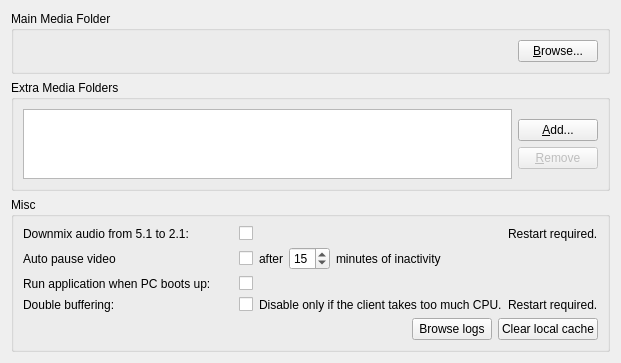
networkoptix/nx_open, file client/src/ui/widgets/settings/general_preferences_widget.ui: the form before one commit.
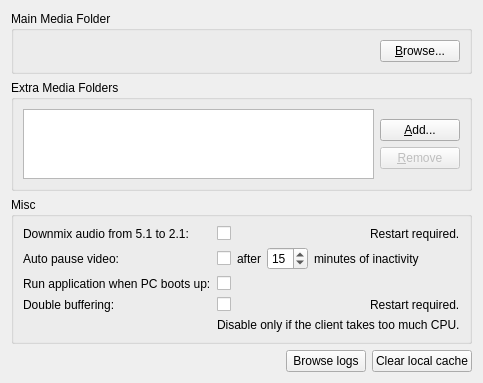
The form after the commit.

Patch:
```diff
--- a/client/src/ui/widgets/settings/general_preferences_widget.ui
+++ b/client/src/ui/widgets/settings/general_preferences_widget.ui
@@ -6,14 +6,14 @@
    <rect>
     <x>0</x>
     <y>0</y>
-    <width>580</width>
-    <height>353</height>
+    <width>427</width>
+    <height>360</height>
    </rect>
   </property>
   <property name="windowTitle">
    <string/>
   </property>
-  <layout class="QVBoxLayout" name="verticalLayout" stretch="0,1,0">
+  <layout class="QVBoxLayout" name="verticalLayout" stretch="0,1,0,0">
    <item>
     <widget class="QGroupBox" name="mainMediaFolderGroupBox">
      <property name="sizePolicy">
@@ -117,30 +117,15 @@
      <property name="title">
       <string>Misc</string>
      </property>
-     <layout class="QFormLayout" name="formLayout_2">
-      <property name="fieldGrowthPolicy">
-       <enum>QFormLayout::AllNonFixedFieldsGrow</enum>
-      </property>
-      <item row="1" column="0">
+     <layout class="QGridLayout" name="gridLayout">
+      <item row="0" column="0">
        <widget class="QLabel" name="label_4">
-        <property name="sizePolicy">
-         <sizepolicy hsizetype="Fixed" vsizetype="Preferred">
-          <horstretch>0</horstretch>
-          <verstretch>0</verstretch>
-         </sizepolicy>
-        </property>
-        <property name="minimumSize">
-         <size>
-          <width>210</width>
-          <height>0</height>
-         </size>
-        </property>
         <property name="text">
          <string>Downmix audio from 5.1 to 2.1:</string>
         </property>
        </widget>
       </item>
-      <item row="1" column="1">
+      <item row="0" column="1">
        <layout class="QHBoxLayout" name="horizontalLayout_8" stretch="1,0">
         <item>
          <widget class="QCheckBox" name="downmixAudioCheckBox">
@@ -158,26 +143,14 @@
         </item>
        </layout>
       </item>
-      <item row="2" column="0">
+      <item row="1" column="0">
        <widget class="QLabel" name="pauseOnInactivityLabel">
-        <property name="sizePolicy">
-         <sizepolicy hsizetype="Fixed" vsizetype="Preferred">
-          <horstretch>0</horstretch>
-          <verstretch>0</verstretch>
-         </sizepolicy>
-        </property>
-        <property name="minimumSize">
-         <size>
-          <width>210</width>
-          <height>0</height>
-         </size>
-        </property>
         <property name="text">
-         <string>Auto pause video</string>
+         <string>Auto pause video:</string>
         </property>
        </widget>
       </item>
-      <item row="2" column="1">
+      <item row="1" column="1">
        <layout class="QHBoxLayout" name="pauseOnInactivityLayout">
         <item>
          <widget class="QCheckBox" name="pauseOnInactivityCheckBox">
@@ -246,53 +219,29 @@
         </item>
        </layout>
       </item>
-      <item row="3" column="0">
+      <item row="2" column="0">
        <widget class="QLabel" name="autoStartLabel">
-        <property name="sizePolicy">
-         <sizepolicy hsizetype="Fixed" vsizetype="Preferred">
-          <horstretch>0</horstretch>
-          <verstretch>0</verstretch>
-         </sizepolicy>
-        </property>
-        <property name="minimumSize">
-         <size>
-          <width>210</width>
-          <height>0</height>
-         </size>
-        </property>
         <property name="text">
          <string>Run application when PC boots up:</string>
         </property>
        </widget>
       </item>
-      <item row="3" column="1">
+      <item row="2" column="1">
        <widget class="QCheckBox" name="autoStartCheckBox">
         <property name="text">
          <string/>
         </property>
        </widget>
       </item>
-      <item row="4" column="0">
+      <item row="3" column="0">
        <widget class="QLabel" name="doubleBufferLabel">
-        <property name="sizePolicy">
-         <sizepolicy hsizetype="Fixed" vsizetype="Preferred">
-          <horstretch>0</horstretch>
-          <verstretch>0</verstretch>
-         </sizepolicy>
-        </property>
-        <property name="minimumSize">
-         <size>
-          <width>210</width>
-          <height>0</height>
-         </size>
-        </property>
         <property name="text">
          <string>Double buffering:</string>
         </property>
        </widget>
       </item>
-      <item row="4" column="1">
-       <layout class="QHBoxLayout" name="horizontalLayout_10" stretch="1,0,0">
+      <item row="3" column="1">
+       <layout class="QHBoxLayout" name="horizontalLayout_10" stretch="1,0">
         <item>
          <widget class="QCheckBox" name="doubleBufferCheckbox">
           <property name="text">
@@ -301,22 +250,38 @@
          </widget>
         </item>
         <item>
+         <widget class="QLabel" name="doubleBufferRestartLabel">
+          <property name="text">
+           <string>Restart required.</string>
+          </property>
+         </widget>
+        </item>
+       </layout>
+      </item>
+      <item row="4" column="0">
+       <spacer name="verticalSpacer">
+        <property name="orientation">
+         <enum>Qt::Vertical</enum>
+        </property>
+        <property name="sizeHint" stdset="0">
+         <size>
+          <width>20</width>
+          <height>10</height>
+         </size>
+        </property>
+       </spacer>
+      </item>
+      <item row="4" column="1">
          <widget class="QLabel" name="doubleBufferWarningLabel">
           <property name="text">
            <string>Disable only if the client takes too much CPU.</string>
           </property>
          </widget>
         </item>
-        <item>
-         <widget class="QLabel" name="doubleBufferRestartLabel">
-          <property name="text">
-           <string>Restart required.</string>
-          </property>
-         </widget>
-        </item>
-       </layout>
-      </item>
-      <item row="6" column="0" colspan="2">
+     </layout>
+    </widget>
+   </item>
+   <item>
        <layout class="QHBoxLayout" name="horizontalLayout">
         <item>
          <spacer name="horizontalSpacer_2">
@@ -340,21 +305,12 @@
         </item>
         <item>
          <widget class="QPushButton" name="clearCacheButton">
-          <property name="sizePolicy">
-           <sizepolicy hsizetype="Fixed" vsizetype="Fixed">
-            <horstretch>0</horstretch>
-            <verstretch>0</verstretch>
-           </sizepolicy>
-          </property>
           <property name="text">
            <string>Clear local cache</string>
           </property>
          </widget>
         </item>
        </layout>
-      </item>
-     </layout>
-    </widget>
    </item>
   </layout>
  </widget>
```
Lines whose indentation alone changed are shown as unchanged.
